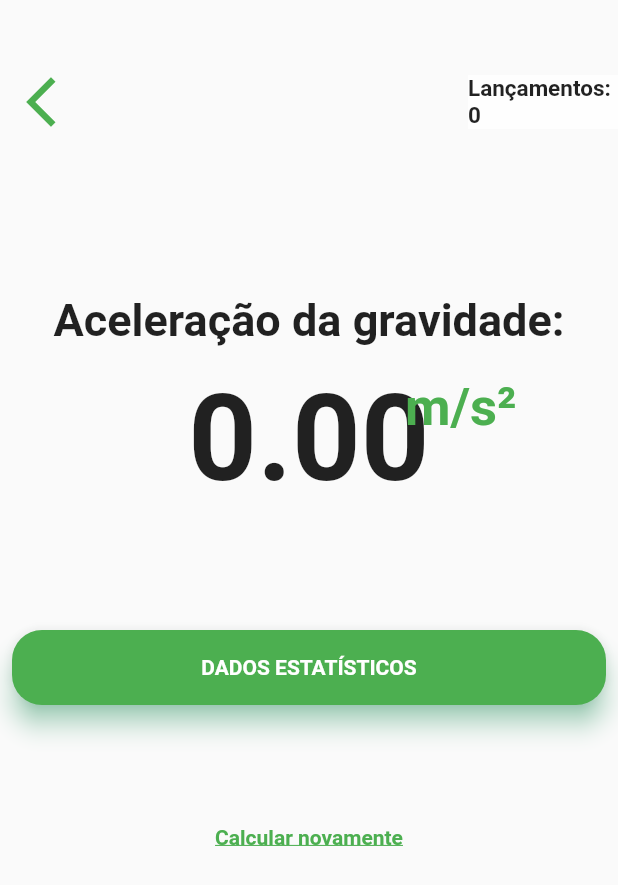
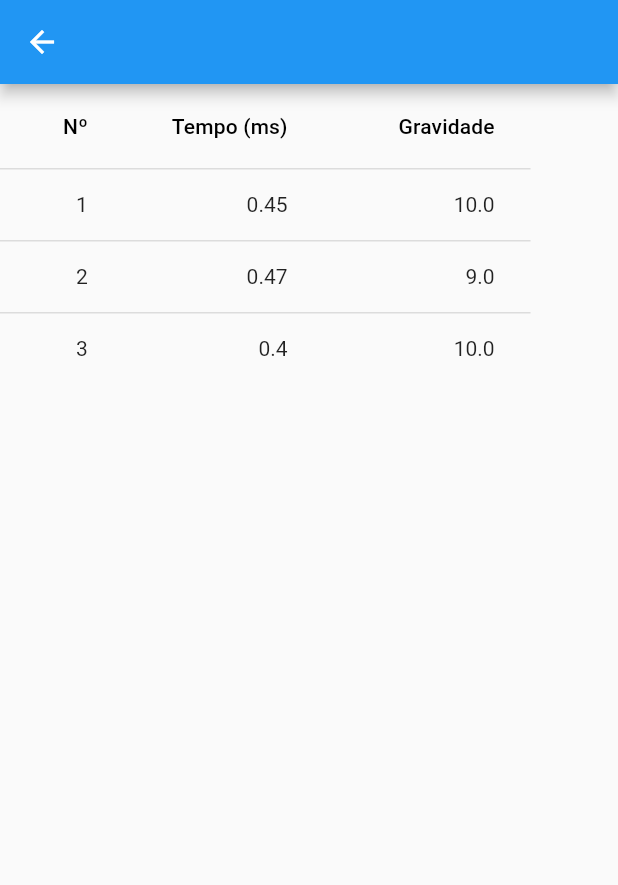
Before and after one commit to FonteneleLucas/experiment-gravitational-acceleration, a Flutter app: the ShowData screen opened by its route, after a tap on "DADOS ESTATÍSTICOS", on a phone screen of 412 x 824 dp. Shown: the top 885 px of the screen. Run offline on Flutter 3.47's test engine with Material 2 defaults, Android fonts, the phone set to English and light mode, and no system bars; our stand-ins replace flutter_bluetooth_serial; Roboto replaces fonts that are missing (Montserrat); statements that could not run were skipped.

Commit message:
implementando Orientação a Objetos

```diff
--- /dev/null
+++ b/lib/Gravity.dart
@@ -0,0 +1,36 @@
+
+
+class Gravity{
+  int lancamento;
+  double tempo;
+  double gravidade;
+
+  Gravity({this.lancamento, this.tempo, this.gravidade});
+
+  int get getLancamento {
+    return lancamento;
+  }
+
+  double get getTempo {
+    return tempo;
+  }
+
+  double get getGravidade {
+    return gravidade;
+  }
+
+  String getDados(){
+    var mappedData = dados.map((data) => '${data.lancamento}, ${data.tempo}, ${data.gravidade}|');
+    return mappedData.toString();
+  }
+
+
+  setValues(int _lancamentos, double _tempo, double _gravidade) {
+    var gravity = Gravity(lancamento: _lancamentos, tempo: _tempo, gravidade: _gravidade);
+    dados.add(gravity);
+  }
+
+  var dados = new List<Gravity>();
+
+
+}
--- a/lib/main.dart
+++ b/lib/main.dart
@@ -1,12 +1,14 @@
 import 'package:flutter/material.dart';
 import './homePage.dart';
 import 'showData.dart';
+import 'showTable.dart';
 
 void main() => runApp(new MaterialApp(
   debugShowCheckedModeBanner: false,
   routes: <String, WidgetBuilder>{
     '/showData': (BuildContext context) => new ShowData(),
     '/homePage': (BuildContext context) => new HomePage(),
+    '/showTable': (BuildContext context) => new ShowTable(),
   },
   home: new HomePage(),
 ));
--- a/lib/showData.dart
+++ b/lib/showData.dart
@@ -89,7 +89,9 @@ class _ShowDataState extends State<ShowData> {
   Widget build(BuildContext context) {
     return new Scaffold(
 //      resizeToAvoidBottomPadding: false,
-      body: Column(
+      body: PageView(
+        children: <Widget>[
+          Column(
             children: <Widget>[
               Container(
                 margin: const EdgeInsets.only(left: 0, top: 40, right: 0, bottom: 0),
@@ -186,7 +188,7 @@ class _ShowDataState extends State<ShowData> {
                   height: 50,
                   child: InkWell(
                     onTap: () {
-
+                      Navigator.of(context).pushNamed('/showTable');
                     },
                     child: Material(
                       borderRadius: BorderRadius.circular(20),
@@ -224,6 +226,65 @@ class _ShowDataState extends State<ShowData> {
               )
             ],
           ),
+
+          //PAGE 2
+
+          Column(
+            children: <Widget>[
+              Container(
+                margin: const EdgeInsets.only(left: 0, top: 40, right: 0, bottom: 0),
+//            color: Colors.blue,
+                child:  Row(
+                  children: <Widget>[
+                    Expanded(
+                      flex: 2,
+                      child: Container(
+//                    color: Colors.grey,
+                          child: Container(
+                            width: 20,
+                            child: IconButton(
+                              icon: Icon(Icons.arrow_back_ios),
+                              iconSize: 40,
+                              color: Colors.green,
+                              tooltip: 'Voltar',
+                              onPressed: () {
+                                print("Voltar");
+                                Navigator.of(context).pushNamed('/showData');
+                                _connected = true;
+                              },
+                            ),
+                          )
+                      ),
+                    ),
+                    Expanded(
+                      flex: 9,
+                      child: Container(
+                        alignment: Alignment(1, 0),
+//                    color: Colors.white70,
+                        child: Container(
+                          width: 100,
+                          color: Colors.white70,
+                          child: Text(
+                            "Lançamentos: "+ contador.toString(),
+                            style: TextStyle(fontSize: 15, fontWeight: FontWeight.bold),
+                          ),
+                        ),
+                      ),
+                    ),
+                  ],
+                ),
+              ),
+              Container(
+                  color: Colors.lightBlueAccent,
+                  child: Text("asd")
+              )
+            ],
+          )
+        ],
+        pageSnapping: false,
+      ),
+
+
     );
   }
 }
--- /dev/null
+++ b/lib/showTable.dart
@@ -0,0 +1,95 @@
+import 'dart:async';
+
+import 'package:flutter/material.dart';
+import 'package:flutter_bluetooth_serial/flutter_bluetooth_serial.dart';
+import 'package:gravity_sensor/Gravity.dart';
+
+class ShowTable extends StatefulWidget {
+  @override
+  _ShowTableState createState() => new _ShowTableState();
+}
+
+class _ShowTableState extends State<ShowTable> {
+  var gravity = Gravity();
+//class Episode5State extends State<Episode5> {
+  Widget bodyData() => DataTable(
+
+
+      columns: <DataColumn>[
+        DataColumn(
+          label: Text("Nº"),
+          numeric: true,
+          onSort: (i, b) {
+            print("$i $b");
+            setState(() {
+//              dados.sort((a, b) => a.tempo.compareTo(b.tempo));
+            });
+          },
+          tooltip: "To display first name of the Name",
+        ),
+        DataColumn(
+          label: Text("Tempo (ms)"),
+          numeric: true,
+
+        ),
+        DataColumn(
+          label: Text("Gravidade"),
+          numeric: true,
+          onSort: (i, b) {
+            print("$i $b");
+            setState(() {
+//              dados.sort((a, b) => a.gravidade.compareTo(b.gravidade));
+            });
+          },
+          tooltip: "To display last name of the Name",
+        ),
+      ],
+      rows: gravity.dados
+          .map(
+            (name) => DataRow(
+          cells: [
+            DataCell(
+              Text(name.lancamento.toString()),
+              showEditIcon: false,
+              placeholder: false,
+            ),
+            DataCell(
+              Text(name.tempo.toString()),
+              showEditIcon: false,
+              placeholder: false,
+            ),
+            DataCell(
+              Text(name.gravidade.toString()),
+              showEditIcon: false,
+              placeholder: false,
+            )
+          ],
+        ),
+      )
+          .toList());
+
+  @override
+  Widget build(BuildContext context) {
+
+    gravity.setValues(1, 0.45, 10);
+    gravity.setValues(2, 0.47, 9);
+    gravity.setValues(3, 0.40, 10);
+    return Scaffold(
+      appBar: AppBar(
+//        title: Text(gravity.dados.toString()),
+      ),
+      body: Container(
+//        child: Text(gravity.getDados()),
+        child: bodyData(),
+      ),
+    );
+  }
+}
+
+//class Gravity{
+//  int lancamento;
+//  double tempo;
+//  double gravidade;
+//
+//  Gravity({this.lancamento, this.tempo, this.gravidade});
+//}
```
Lines whose indentation alone changed are shown as unchanged.
